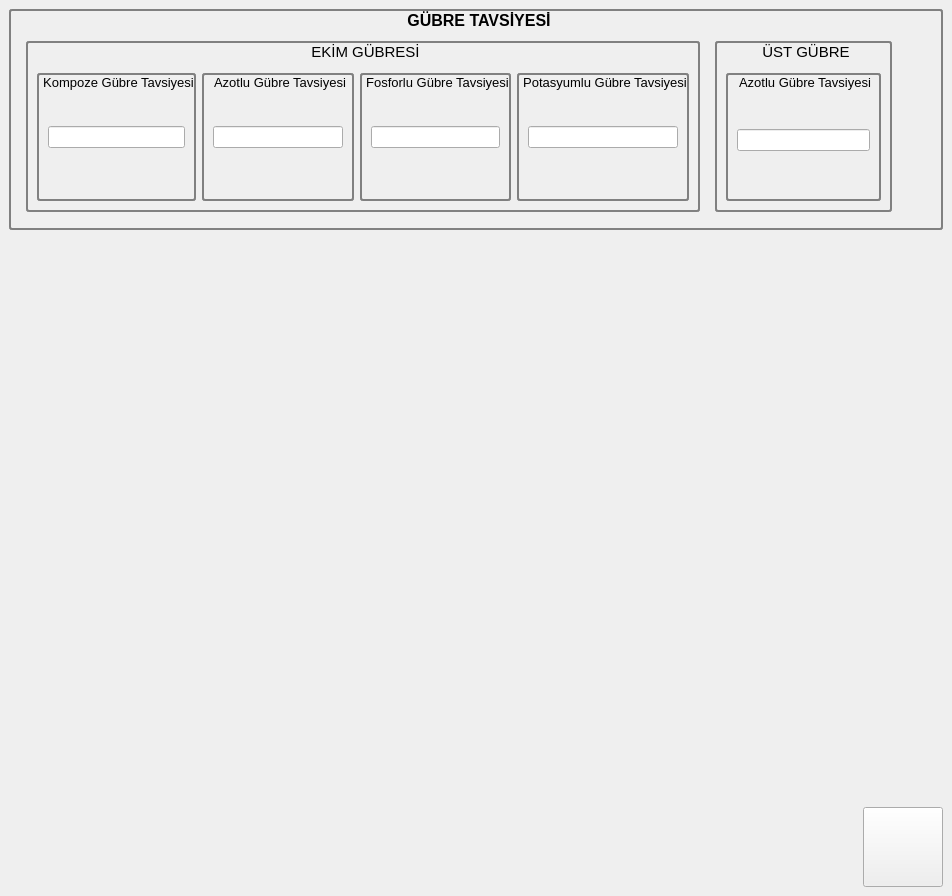
The window that ui/tbs_window.ui (ugurgudelek/Libs) describes before a commit, drawn with Qt 5.
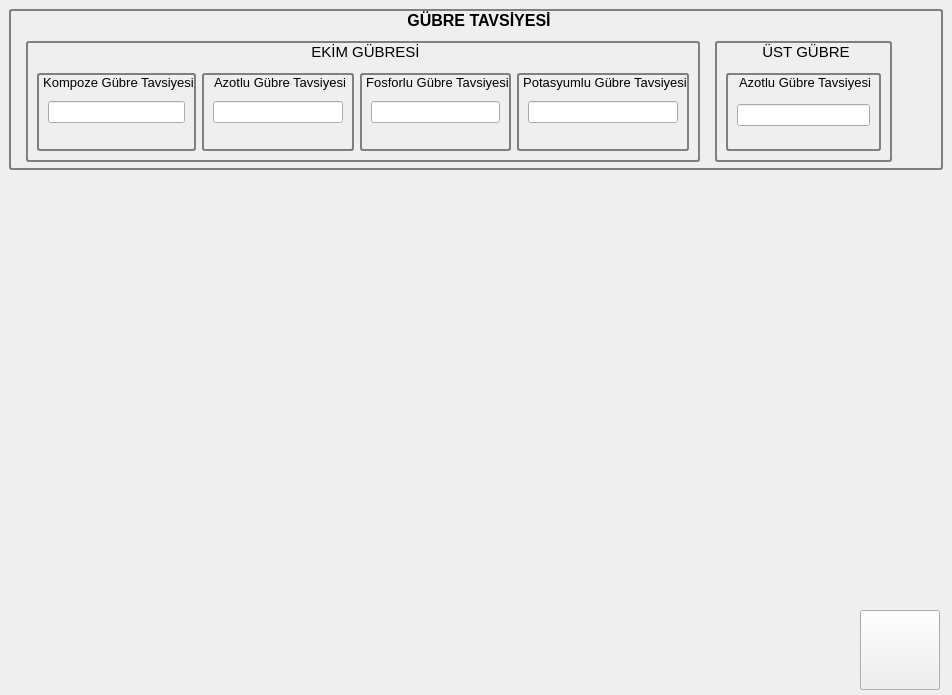
The same window after the commit.

Commit message: minor fix tbs window resolution fix

The edit to the form file:
```diff
--- a/ui/tbs_window.ui
+++ b/ui/tbs_window.ui
@@ -7,7 +7,7 @@
     <x>0</x>
     <y>0</y>
     <width>952</width>
-    <height>896</height>
+    <height>695</height>
    </rect>
   </property>
   <property name="sizePolicy">
@@ -22,8 +22,8 @@
   <widget class="QPushButton" name="backtohomeButton">
    <property name="geometry">
     <rect>
-     <x>863</x>
-     <y>807</y>
+     <x>860</x>
+     <y>610</y>
      <width>80</width>
      <height>80</height>
     </rect>
@@ -50,7 +50,7 @@
      <x>9</x>
      <y>9</y>
      <width>934</width>
-     <height>221</height>
+     <height>161</height>
     </rect>
    </property>
    <property name="sizePolicy">
@@ -89,7 +89,7 @@
       <x>17</x>
       <y>32</y>
       <width>674</width>
-      <height>171</height>
+      <height>121</height>
      </rect>
     </property>
     <property name="font">
@@ -199,7 +199,7 @@
       <x>706</x>
       <y>32</y>
       <width>177</width>
-      <height>171</height>
+      <height>121</height>
      </rect>
     </property>
     <property name="font">
@@ -247,9 +247,9 @@
    <property name="geometry">
     <rect>
      <x>9</x>
-     <y>250</y>
-     <width>931</width>
-     <height>551</height>
+     <y>175</y>
+     <width>801</width>
+     <height>511</height>
     </rect>
    </property>
    <property name="sizePolicy">
```
